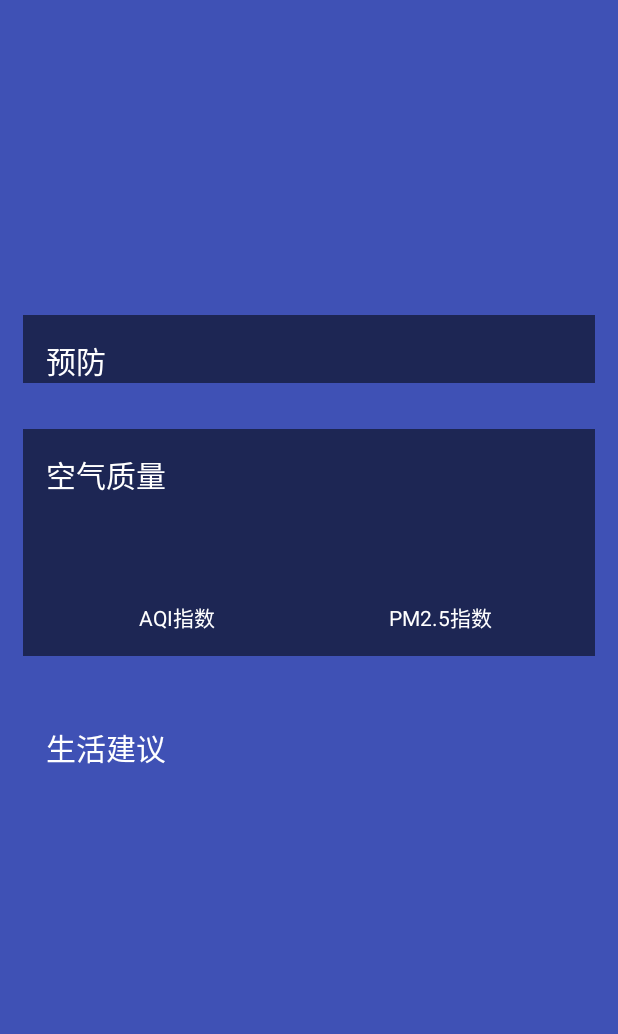
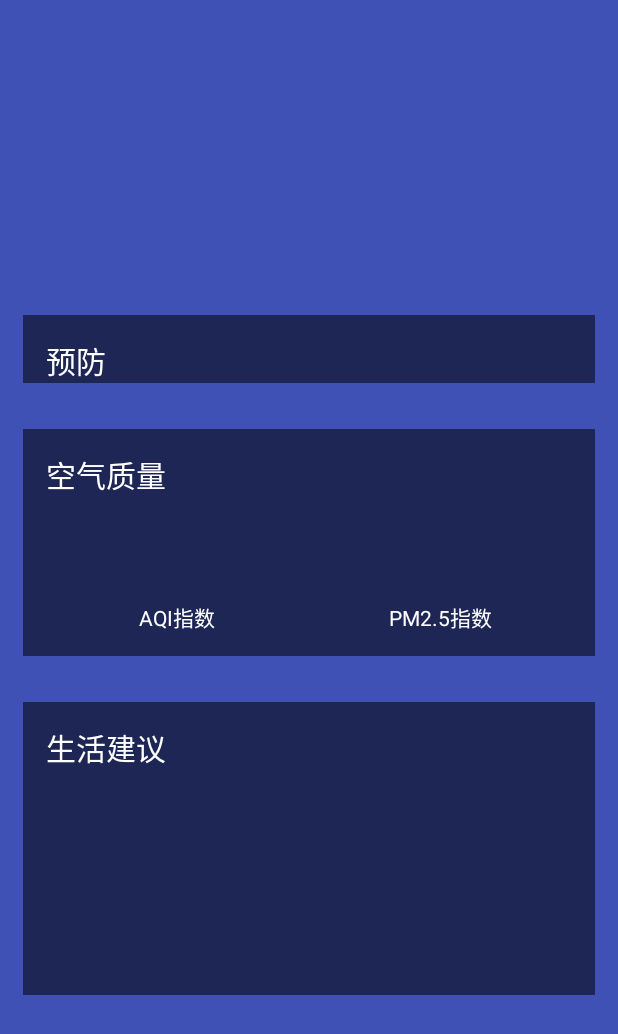
Before and after one commit to larry10hhobh/shuweather, an Android app: the layout activity_weather.xml on its own in the app's theme, with its tools: preview values and no code run, on a phone screen of 412 x 824 dp. Shown: the top 1034 px of the screen. Run offline under Robolectric (Android 15) with nearby library versions, the phone set to English and light mode, and no system bars.

Commit message:
加入显示天气信息的功能。

```diff
--- a/app/src/main/res/layout/activity_weather.xml
+++ b/app/src/main/res/layout/activity_weather.xml
@@ -3,6 +3,12 @@
     android:layout_width="match_parent"
     android:layout_height="match_parent"
     android:background="@color/colorPrimary">
+
+    <ImageView
+        android:id="@+id/bing_pic_img"
+        android:layout_width="match_parent"
+        android:layout_height="wrap_content"
+        android:scaleType="centerCrop" />
 
     <ScrollView
         android:id="@+id/weather_layout"
@@ -14,6 +20,7 @@
         <LinearLayout
             android:layout_width="match_parent"
             android:layout_height="wrap_content"
+            android:fitsSystemWindows="true"
             android:orientation="vertical">
 
             <include layout="@layout/title" />
--- a/app/src/main/res/layout/suggestion.xml
+++ b/app/src/main/res/layout/suggestion.xml
@@ -3,6 +3,7 @@
     android:layout_width="match_parent"
     android:layout_height="wrap_content"
     android:layout_margin="15dp"
+    android:background="#8000"
     android:orientation="vertical">
 
 
```
Also changed, not shown: app/src/main/java/com/shuweather/android/WeatherActivity.java (+56 -0 lines).
